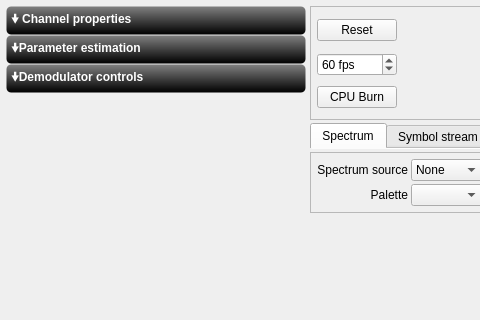
Qt form ui/Inspector.ui (BatchDrake/SigDigger) before a commit; both pictures show x 0 to 480 and y 0 to 320 of the 1125 by 802 pixel window.
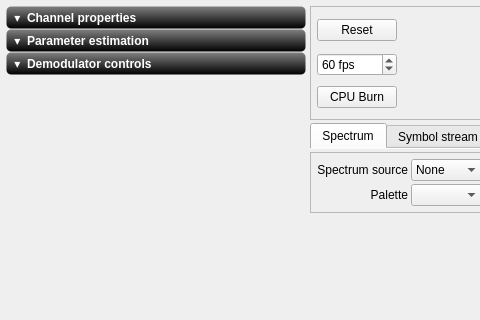
The same form after that commit. Custom widgets are drawn as their Qt base class.

Commit message: Replace arrow symbol for a triangle in Insector UI

The edit to the form file:
```diff
--- a/ui/Inspector.ui
+++ b/ui/Inspector.ui
@@ -671,7 +671,7 @@
        </rect>
       </property>
       <attribute name="label">
-       <string>🠟 Channel properties</string>
+       <string> ▾  Channel properties</string>
       </attribute>
       <layout class="QGridLayout" name="gridLayout_9">
        <property name="leftMargin">
@@ -807,7 +807,7 @@
        </rect>
       </property>
       <attribute name="label">
-       <string>🠟Parameter estimation</string>
+       <string> ▾  Parameter estimation</string>
       </attribute>
       <layout class="QGridLayout" name="gridLayout_10">
        <property name="leftMargin">
@@ -876,11 +876,11 @@
         <x>0</x>
         <y>0</y>
         <width>300</width>
-        <height>678</height>
+        <height>698</height>
        </rect>
       </property>
       <attribute name="label">
-       <string>🠟Demodulator controls</string>
+       <string> ▾  Demodulator controls</string>
       </attribute>
       <layout class="QGridLayout" name="gridLayout_8">
        <property name="leftMargin">
@@ -927,7 +927,7 @@
             <x>0</x>
             <y>0</y>
             <width>300</width>
-            <height>678</height>
+            <height>698</height>
            </rect>
           </property>
           <property name="maximumSize">
```
Left out of the diff: 8 changed lines with no effect on the pictures.
